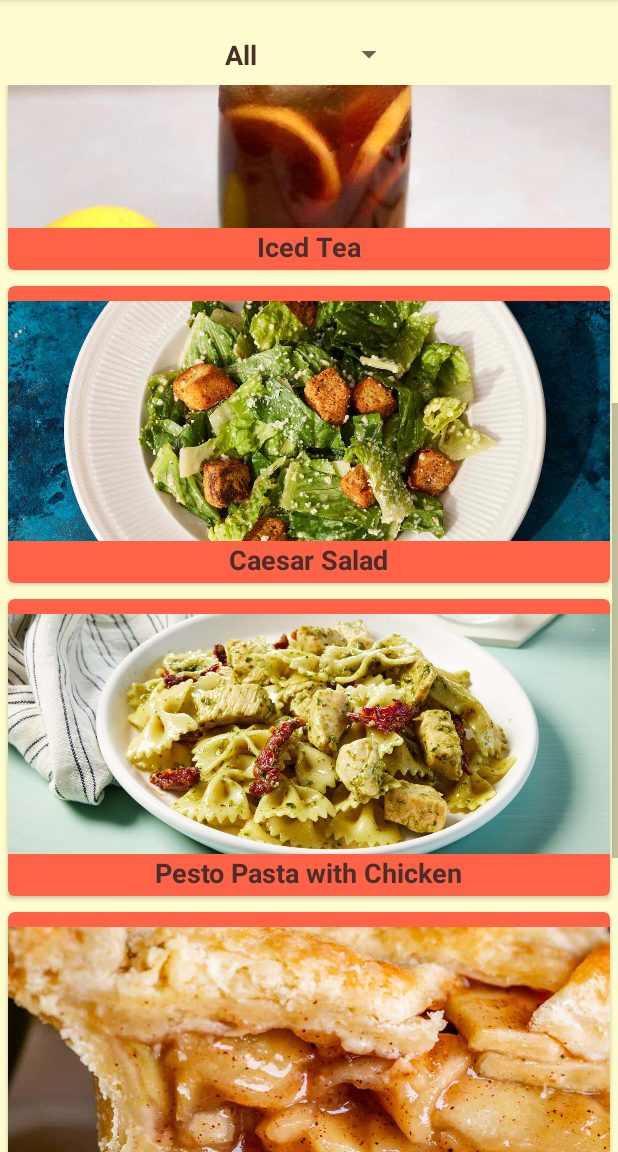
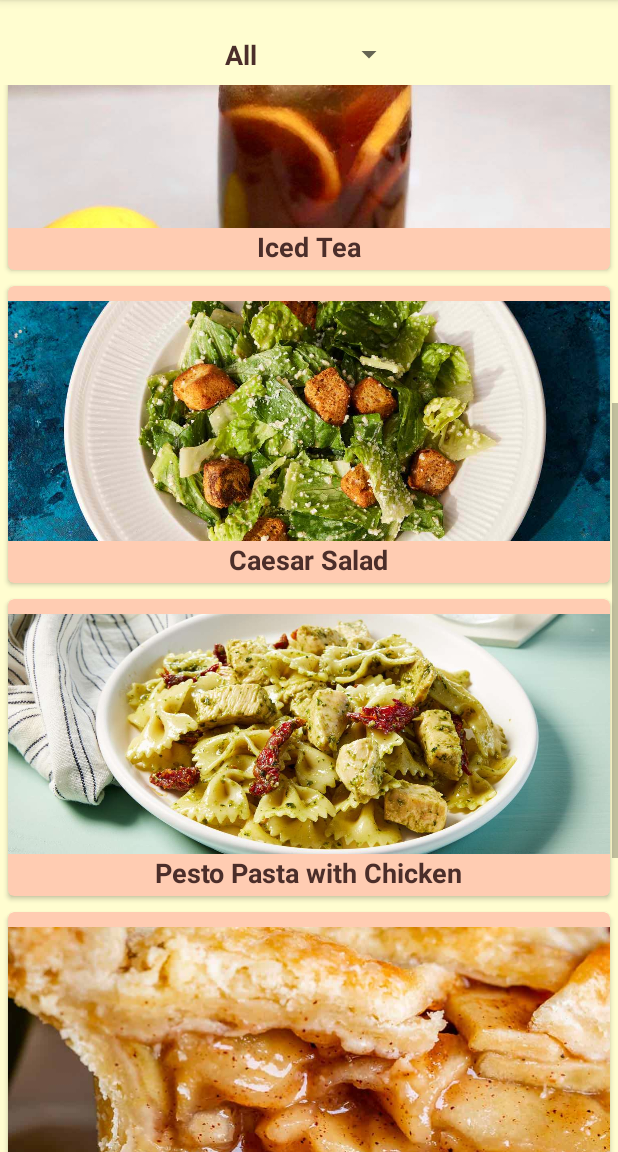
Before and after one commit to Saeyoo7070/recipes, an Android app: the screen it shows after launch (MainActivity), scrolled down 497 dp, on a phone screen of 412 x 824 dp, the part 84-1236 px from its top. Run offline under Robolectric (Android 15) with nearby library versions, the phone set to English and light mode, and no system bars.

Commit message:
Sample Change 2

```diff
--- a/app/src/main/res/layout/cardview_recipe.xml
+++ b/app/src/main/res/layout/cardview_recipe.xml
@@ -6,7 +6,7 @@
     android:layout_margin="5dp"
     android:clickable="true"
     app:cardCornerRadius="4dp"
-    app:cardBackgroundColor="@color/appbar_color"
+    app:cardBackgroundColor="@color/cardview_background"
     android:foreground="?android:attr/selectableItemBackground"
     android:id="@+id/cardview_id"
     >
```
